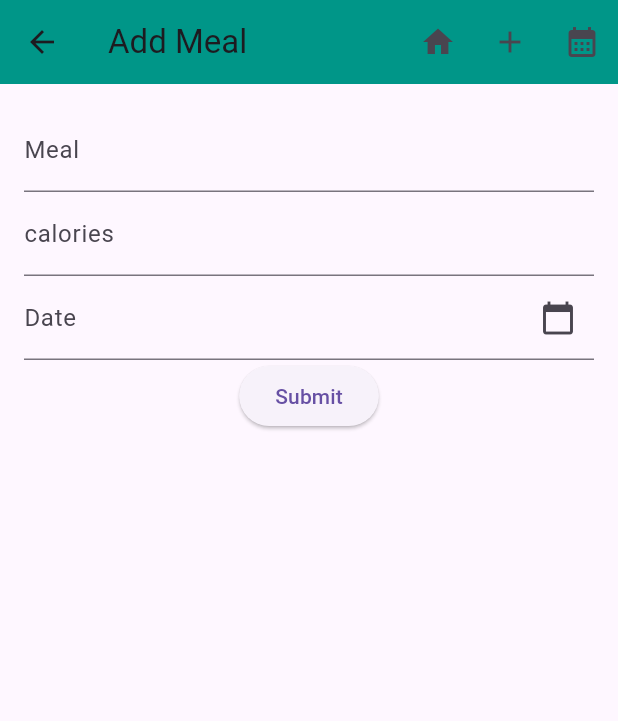
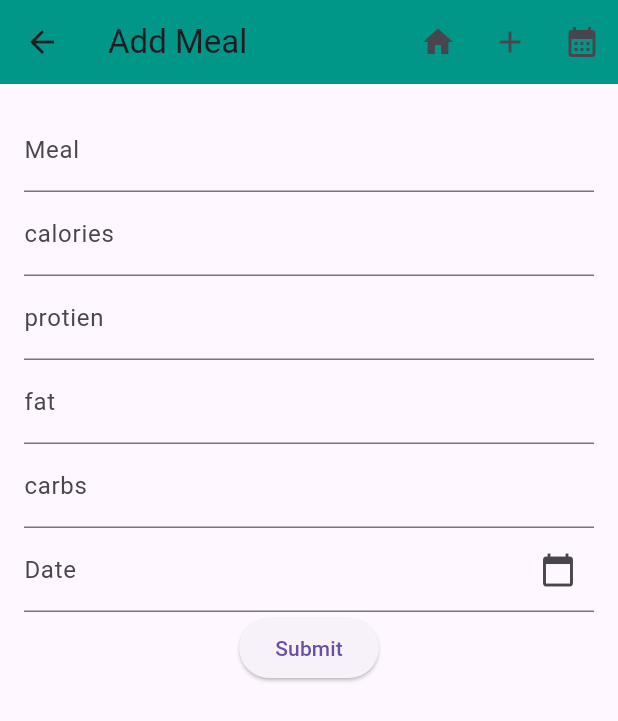
Before and after one commit to NicholasPallotti/Macro-Tracker, a Flutter app: the MealHistoryPage screen opened directly, after a tap on the "add" icon, on a phone screen of 412 x 824 dp. Shown: the top 721 px of the screen. Run offline on Flutter 3.47's test engine with Material 3 defaults, Android fonts, the phone set to English and light mode, and no system bars; our stand-ins replace sqflite_common_ffi, sqflite_common_ffi_web; accounts and stored records are empty.

Commit message:
improved meal history

```diff
--- a/lib/main.dart
+++ b/lib/main.dart
@@ -2,6 +2,7 @@ import 'package:flutter/material.dart';
 import 'package:path/path.dart';
 //import 'package:sqflite/sqflite.dart';
 import 'dart:io' ;
+import 'package:intl/intl.dart';
 import 'package:sqflite_common_ffi/sqflite_ffi.dart';
 import 'package:flutter/foundation.dart';
 import 'package:sqflite_common_ffi_web/sqflite_ffi_web.dart';
@@ -54,7 +55,7 @@ class HomePage extends StatelessWidget {
 }
 
 class MealHistoryPage extends StatelessWidget {
-   @override
+  @override
   Widget build(BuildContext context) {
     return Scaffold(
       appBar: CustomAppBar(title: 'Meal History'),
@@ -70,15 +71,48 @@ class MealHistoryPage extends StatelessWidget {
           }
 
           final meals = snapshot.data!;
+
+          // 1. Group meals by date and compute daily calories
+          final Map<String, List<Meal>> grouped = {};
+          final List<String> dateKeys = [];
+
+          for (var meal in meals) {
+            final dateKey = DateFormat('MMM d').format(meal.date.toLocal());
+
+            if (!grouped.containsKey(dateKey)) {
+              grouped[dateKey] = [];
+              dateKeys.add(dateKey);
+            }
+            grouped[dateKey]!.add(meal);
+          }
+
+          // 2. Build the list of ExpansionTiles with calorie sums
           return ListView.builder(
-            itemCount: meals.length,
-            itemBuilder: (context, index) {
-              final meal = meals[index];
-              return ListTile(
-                title: Text(meal.name),
-                subtitle: Text(
-                  'Calories: ${meal.calories} • Date: ${meal.date.toLocal().toString().split(' ')[0]}',
+            padding: const EdgeInsets.all(8.0),
+            itemCount: dateKeys.length,
+            itemBuilder: (context, i) {
+              final date = dateKeys[i];
+              final mealsOnDate = grouped[date]!;
+
+              // Calculate total calories for this date
+              final totalCalories = mealsOnDate
+                  .map((m) => m.calories)
+                  .fold<int>(0, (sum, c) => sum + c);
+
+              return ExpansionTile(
+                title: Text(
+                  '$date — $totalCalories kcal',
+                  style: const TextStyle(
+                    fontSize: 18,
+                    fontWeight: FontWeight.bold,
+                  ),
                 ),
+                children: mealsOnDate.map((meal) {
+                  return ListTile(
+                    title: Text(meal.name),
+                    subtitle: Text('Calories: ${meal.calories}'),
+                  );
+                }).toList(),
               );
             },
           );
@@ -99,6 +133,9 @@ class _AddMealPageState extends State<AddMealPage> {
   final TextEditingController _formController = TextEditingController();
   final TextEditingController _mealController = TextEditingController();
   final TextEditingController _caloriesController = TextEditingController();
+  final TextEditingController _protienController = TextEditingController();
+  final TextEditingController _fatController = TextEditingController();
+  final TextEditingController _carbsController = TextEditingController();
   final TextEditingController _dateController = TextEditingController();
 
 
@@ -108,6 +145,9 @@ class _AddMealPageState extends State<AddMealPage> {
     _formController.dispose();
     _mealController.dispose();
     _caloriesController.dispose();
+    _protienController.dispose();
+    _fatController.dispose();
+    _carbsController.dispose();
     _dateController.dispose();
     super.dispose();
   }
@@ -131,6 +171,9 @@ void _submitForm() async {
     final meal = Meal(
       name: _mealController.text,
       calories: int.parse(_caloriesController.text),
+      protien: int.parse(_protienController.text),
+      fat: int.parse(_fatController.text),
+      carbs: int.parse(_carbsController.text),
       date: DateTime.parse(_dateController.text),
     );
 
@@ -138,6 +181,9 @@ void _submitForm() async {
 
     _mealController.clear();
     _caloriesController.clear();
+    _protienController.clear();
+    _fatController.clear();
+    _carbsController.clear();
     _dateController.clear();
   }
 }
@@ -172,6 +218,39 @@ void _submitForm() async {
                   validator: (value) {
                     if (value == null || value.isEmpty) {
                       return 'Please enter calories';
+                    }
+                    return null;
+                  },
+              ),
+              TextFormField(
+                  controller: _protienController,
+                  decoration: InputDecoration(labelText: 'protien'),
+                  keyboardType: TextInputType.number,
+                  validator: (value) {
+                    if (value == null || value.isEmpty) {
+                      return 'Please enter protien';
+                    }
+                    return null;
+                  },
+              ),
+              TextFormField(
+                  controller: _fatController,
+                  decoration: InputDecoration(labelText: 'fat'),
+                  keyboardType: TextInputType.number,
+                  validator: (value) {
+                    if (value == null || value.isEmpty) {
+                      return 'Please enter fat';
+                    }
+                    return null;
+                  },
+              ),
+              TextFormField(
+                  controller: _carbsController,
+                  decoration: InputDecoration(labelText: 'carbs'),
+                  keyboardType: TextInputType.number,
+                  validator: (value) {
+                    if (value == null || value.isEmpty) {
+                      return 'Please enter carbs';
                     }
                     return null;
                   },
@@ -266,15 +345,21 @@ class Meal {
   final int? id;
   final String name;
   final int calories;
+  final int protien;
+  final int fat;
+  final int carbs;
   final DateTime date;
 
-  Meal({this.id, required this.name, required this.calories, required this.date});
+  Meal({this.id, required this.name, required this.calories, required this.protien, required this.fat, required this.carbs, required this.date});
 
   Map<String, dynamic> toMap() {
     return {
       'id': id,
       'name': name,
       'calories': calories,
+      'protien': protien,
+      'fat': fat,
+      'carbs': carbs,
       'date': date.toIso8601String(), // Store as ISO 8601 string
     };
   }
@@ -284,6 +369,9 @@ class Meal {
       id: map['id'],
       name: map['name'],
       calories: map['calories'],
+      protien: map['protien'],
+      fat: map['fat'],
+      carbs: map['carbs'],
       date: DateTime.parse(map['date']),
     );
   }
@@ -326,14 +414,15 @@ class MealDatabase {
   );
 }
 
-
-
-  Future _createDB(Database db, int version) async {
+Future _createDB(Database db, int version) async {
     await db.execute('''
       CREATE TABLE meals (
         id INTEGER PRIMARY KEY AUTOINCREMENT,
         name TEXT NOT NULL,
         calories INTEGER NOT NULL,
+        protien INTEGER NOT NULL,
+        fat INTEGER NOT NULL,
+        carbs INTEGER NOT NULL,
         date TEXT NOT NULL
       )
     ''');
@@ -346,10 +435,13 @@ class MealDatabase {
 
   Future<List<Meal>> fetchMeals() async {
     final db = await instance.database;
-    final result = await db.query(
-      'meals',
-      orderBy: 'date DESC', // Use 'ASC' if you prefer oldest first
-    );
+    final result = await db.rawQuery('''
+      SELECT *
+        FROM meals
+        ORDER BY datetime(date) DESC
+    ''');
+
+    print(result);
     return result.map((map) => Meal.fromMap(map)).toList();
   }
 
--- a/pubspec.yaml
+++ b/pubspec.yaml
@@ -14,6 +14,8 @@ dependencies:
   sqflite_common_ffi: ^2.3.0
   sqflite_common_ffi_web:
   path_provider: ^2.0.0
+  intl: ^0.18.0
+
 
 
 dev_dependencies:
```
Also changed, not shown: pubspec.lock.
